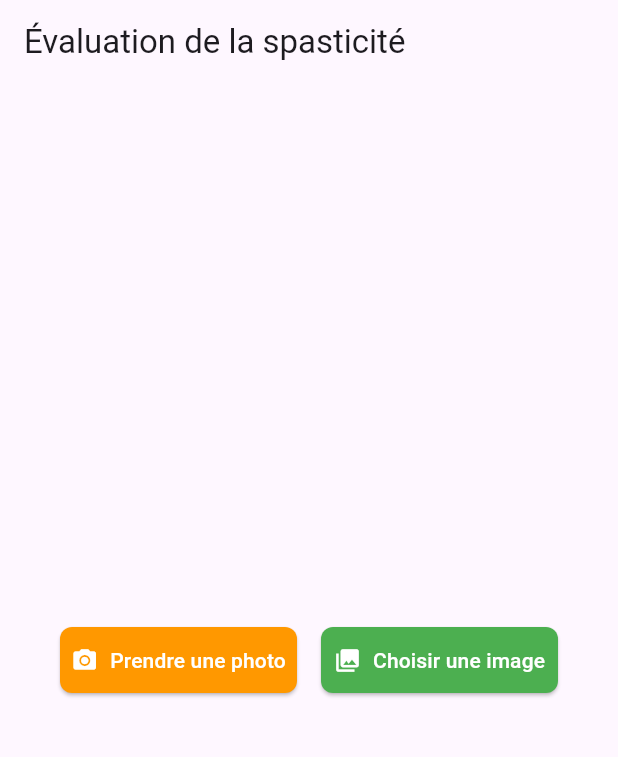
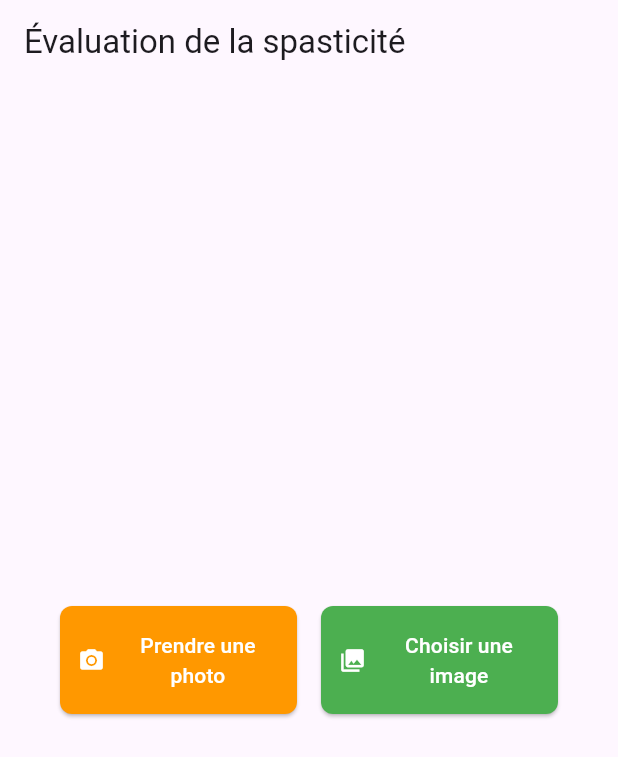
Before and after one commit to Spasticity-Assessment-Application/ai-model-testing-tools, a Flutter app: the screen it shows after launch, on a phone screen of 412 x 824 dp. Shown: the top 757 px of the screen. Run offline on Flutter 3.47's test engine with Material 3 defaults, Android fonts, the phone set to English and light mode, and no system bars; our stand-ins replace camera, equatable, flutter_bloc, go_router, image_picker.

Commit message:
enhance button styling

```diff
--- a/lib/core/presentation/widgets/app_action_buttons_widget.dart
+++ b/lib/core/presentation/widgets/app_action_buttons_widget.dart
@@ -61,11 +61,19 @@ class AppActionButtonsWidget extends StatelessWidget {
         child: ElevatedButton.icon(
           onPressed: button.onPressed,
           icon: Icon(button.icon),
-          label: Text(button.label),
+          label: Text(
+            button.label,
+            textAlign: TextAlign.center,
+            maxLines: 2,
+            overflow: TextOverflow.ellipsis,
+            style: const TextStyle(fontSize: 14, fontWeight: FontWeight.w500),
+          ),
           style: ElevatedButton.styleFrom(
             backgroundColor: button.backgroundColor,
             foregroundColor: button.foregroundColor,
-            padding: const EdgeInsets.symmetric(vertical: 12),
+            padding: const EdgeInsets.symmetric(vertical: 16, horizontal: 12),
+            minimumSize: const Size(0, 56),
+            maximumSize: const Size(double.infinity, 80),
             shape: isRounded
                 ? RoundedRectangleBorder(
                     borderRadius: BorderRadius.circular(25),
```
Also changed, not shown: pubspec.lock, 6 other files.
